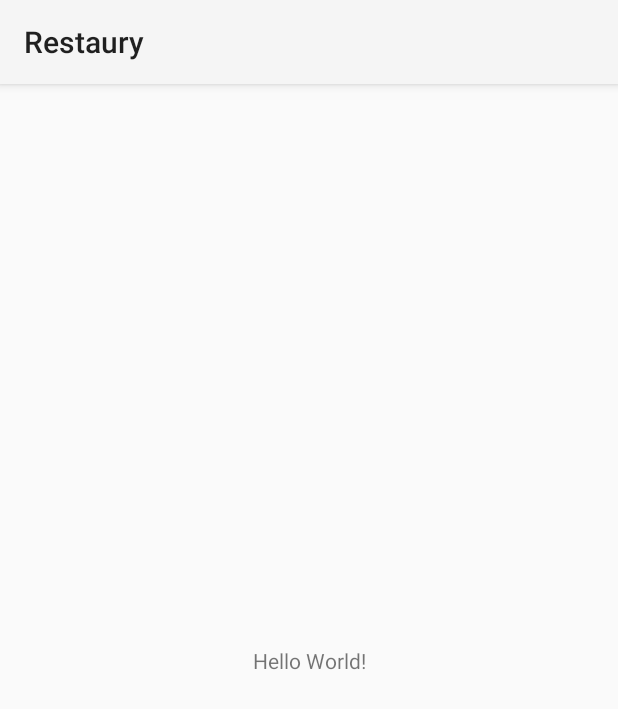
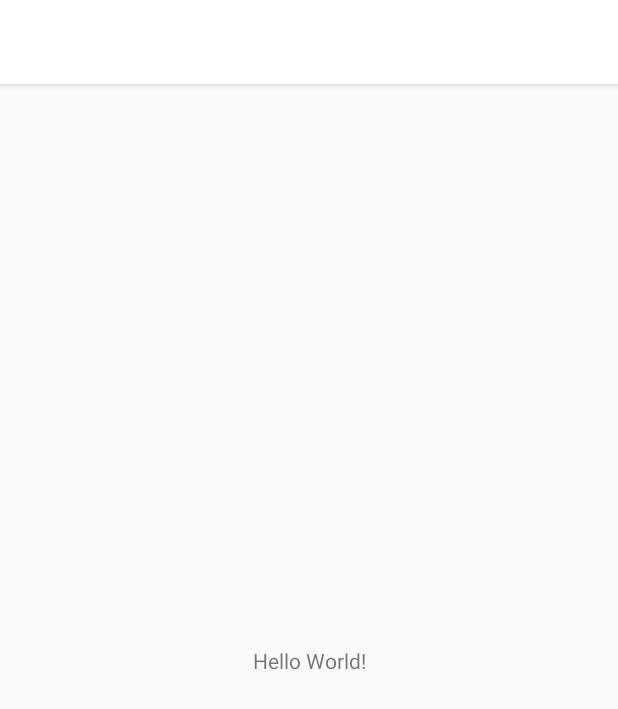
Before and after one commit to gapgag55/Restaury, an Android app: the screen it shows after launch (MainActivity), on a phone screen of 412 x 824 dp. Shown: the top 709 px of the screen. Run offline under Robolectric (Android 15) with nearby library versions, the phone set to English and light mode, and no system bars.

```diff
--- a/app/build.gradle
+++ b/app/build.gradle
@@ -1,4 +1,5 @@
 apply plugin: 'com.android.application'
+apply plugin: 'com.google.gms.google-services'
 
 android {
     compileSdkVersion 28
@@ -22,6 +23,7 @@ dependencies {
     implementation fileTree(dir: 'libs', include: ['*.jar'])
     implementation 'com.android.support:appcompat-v7:28.0.0'
     implementation 'com.android.support.constraint:constraint-layout:1.1.3'
+	implementation 'com.google.firebase:firebase-core:16.0.1'
     testImplementation 'junit:junit:4.12'
     androidTestImplementation 'com.android.support.test:runner:1.0.2'
     androidTestImplementation 'com.android.support.test.espresso:espresso-core:3.0.2'
--- a/app/src/main/res/values/colors.xml
+++ b/app/src/main/res/values/colors.xml
@@ -1,5 +1,11 @@
 <?xml version="1.0" encoding="utf-8"?>
 <resources>
+    <!-- will be removed soon (Kopkap) -->
+    <color name="colorPrimary">#FFFFFF</color>
+    <color name="colorPrimaryDark">#FFFFFF</color>
+    <color name="colorAccent">#FFFFFF</color>
+    <!-- will be removed soon (Kopkap) -->
+
     <color name="colorSea">#009798</color>
     <color name="colorOrange">#EC7014</color>
     <color name="colorYellow">#F4BC36</color>
--- a/app/src/main/res/values/strings.xml
+++ b/app/src/main/res/values/strings.xml
@@ -1,3 +1,7 @@
 <resources>
     <string name="app_name">Restaury</string>
+    <!-- reusable word -->
+
+
+    <!-- resuable word -->
 </resources>
--- a/app/src/main/res/values/styles.xml
+++ b/app/src/main/res/values/styles.xml
@@ -1,11 +1,11 @@
 <resources>
 
     <!-- Base application theme. -->
-    <!--<style name="AppTheme" parent="Theme.AppCompat.Light.DarkActionBar">-->
-        <!-- Customize your theme here. -->
-        <!--<item name="colorPrimary">@color/colorPrimary</item>-->
-        <!--<item name="colorPrimaryDark">@color/colorPrimaryDark</item>-->
-        <!--<item name="colorAccent">@color/colorAccent</item>-->
-    <!--</style>-->
+    <style name="AppTheme" parent="Theme.AppCompat.Light.DarkActionBar">
+         Customize your theme here.
+        <item name="colorPrimary">@color/colorPrimary</item>
+        <item name="colorPrimaryDark">@color/colorPrimaryDark</item>
+        <item name="colorAccent">@color/colorAccent</item>
+    </style>
 
 </resources>
--- a/build.gradle
+++ b/build.gradle
@@ -8,7 +8,7 @@ buildscript {
     }
     dependencies {
         classpath 'com.android.tools.build:gradle:3.3.1'
-
+		classpath 'com.google.gms:google-services:4.0.1'
         // NOTE: Do not place your application dependencies here; they belong
         // in the individual module build.gradle files
     }
```
Also changed, not shown: 3 other files.
